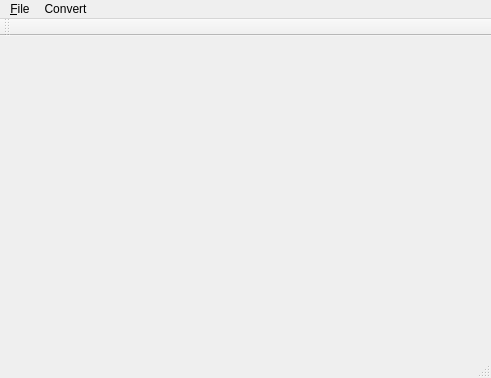
qwinff/qwinff, file ui/mainwindow.ui: the form before one commit.
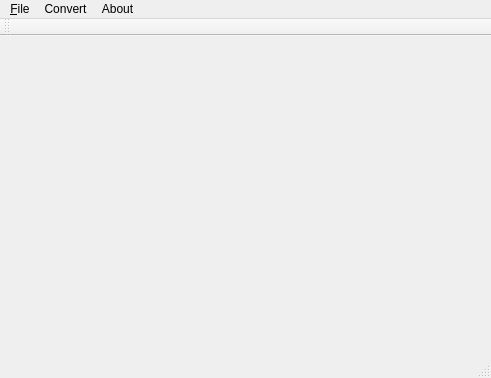
The form after the commit. Icons and pictures are not drawn.

```diff
--- a/ui/mainwindow.ui
+++ b/ui/mainwindow.ui
@@ -42,8 +42,15 @@
     <addaction name="separator"/>
     <addaction name="actionSetParameters"/>
    </widget>
+   <widget class="QMenu" name="menuAbout">
+    <property name="title">
+     <string>About</string>
+    </property>
+    <addaction name="actionAboutQt"/>
+   </widget>
    <addaction name="menuFile"/>
    <addaction name="menuConvert"/>
+   <addaction name="menuAbout"/>
   </widget>
   <widget class="QStatusBar" name="statusBar"/>
   <widget class="QToolBar" name="toolBar">
```
Left out of the diff: 11 changed lines with no effect on the pictures.
